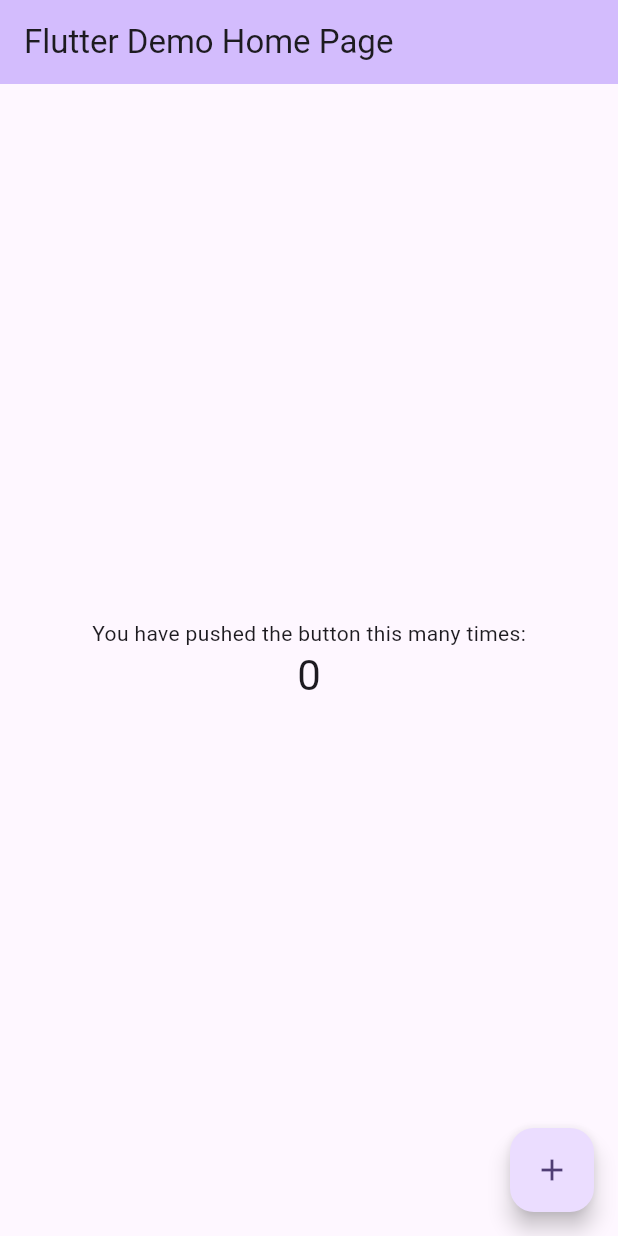
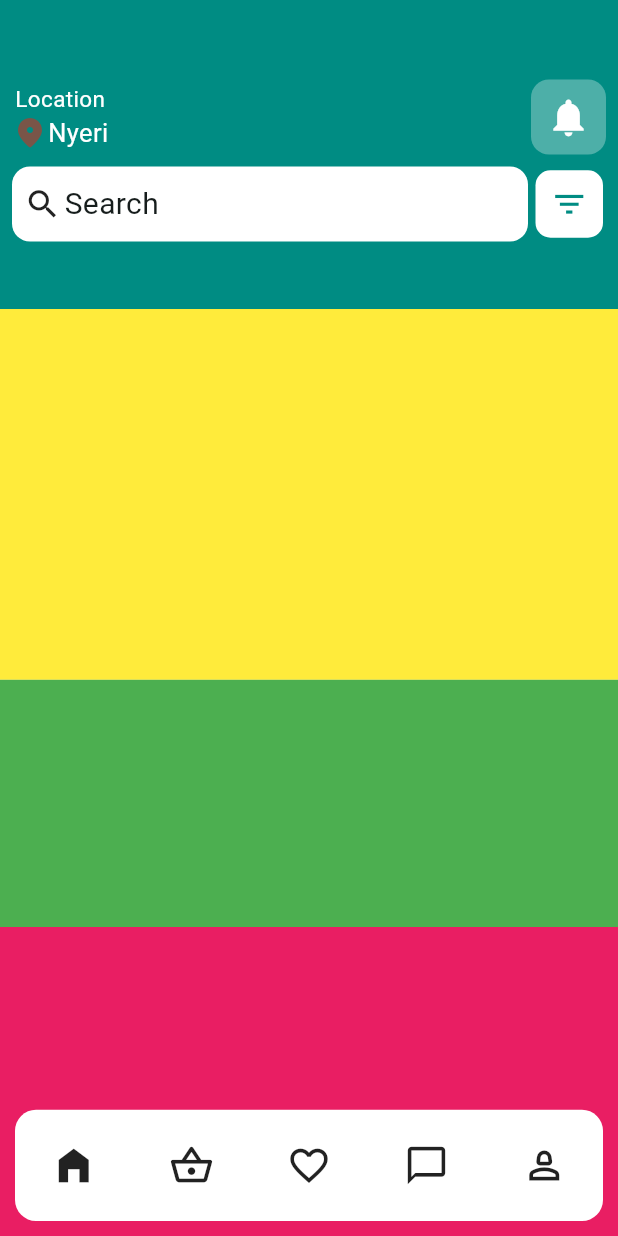
Before and after one commit to sandei-travolta/pet_food, a Flutter app: the screen it shows after launch, on a phone screen of 412 x 824 dp. Run offline on Flutter 3.47's test engine with Material 3 defaults, Android fonts, the phone set to English and light mode, and no system bars.

Commit message:
Created the NavigationBar

```diff
--- a/lib/main.dart
+++ b/lib/main.dart
@@ -1,4 +1,6 @@
 import 'package:flutter/material.dart';
+import 'package:pet_food/src/screens/home_screen.dart';
+import 'package:pet_food/utils/colors.dart';
 
 void main() {
   runApp(const MyApp());
@@ -13,113 +15,10 @@ class MyApp extends StatelessWidget {
     return MaterialApp(
       title: 'Flutter Demo',
       theme: ThemeData(
-        // This is the theme of your application.
-        //
-        // TRY THIS: Try running your application with "flutter run". You'll see
-        // the application has a purple toolbar. Then, without quitting the app,
-        // try changing the seedColor in the colorScheme below to Colors.green
-        // and then invoke "hot reload" (save your changes or press the "hot
-        // reload" button in a Flutter-supported IDE, or press "r" if you used
-        // the command line to start the app).
-        //
-        // Notice that the counter didn't reset back to zero; the application
-        // state is not lost during the reload. To reset the state, use hot
-        // restart instead.
-        //
-        // This works for code too, not just values: Most code changes can be
-        // tested with just a hot reload.
-        colorScheme: ColorScheme.fromSeed(seedColor: Colors.deepPurple),
+        colorScheme: ColorScheme.fromSeed(seedColor: primayColor),
         useMaterial3: true,
       ),
-      home: const MyHomePage(title: 'Flutter Demo Home Page'),
+      home: HomeScreen()
     );
   }
 }
-
-class MyHomePage extends StatefulWidget {
-  const MyHomePage({super.key, required this.title});
-
-  // This widget is the home page of your application. It is stateful, meaning
-  // that it has a State object (defined below) that contains fields that affect
-  // how it looks.
-
-  // This class is the configuration for the state. It holds the values (in this
-  // case the title) provided by the parent (in this case the App widget) and
-  // used by the build method of the State. Fields in a Widget subclass are
-  // always marked "final".
-
-  final String title;
-
-  @override
-  State<MyHomePage> createState() => _MyHomePageState();
-}
-
-class _MyHomePageState extends State<MyHomePage> {
-  int _counter = 0;
-
-  void _incrementCounter() {
-    setState(() {
-      // This call to setState tells the Flutter framework that something has
-      // changed in this State, which causes it to rerun the build method below
-      // so that the display can reflect the updated values. If we changed
-      // _counter without calling setState(), then the build method would not be
-      // called again, and so nothing would appear to happen.
-      _counter++;
-    });
-  }
-
-  @override
-  Widget build(BuildContext context) {
-    // This method is rerun every time setState is called, for instance as done
-    // by the _incrementCounter method above.
-    //
-    // The Flutter framework has been optimized to make rerunning build methods
-    // fast, so that you can just rebuild anything that needs updating rather
-    // than having to individually change instances of widgets.
-    return Scaffold(
-      appBar: AppBar(
-        // TRY THIS: Try changing the color here to a specific color (to
-        // Colors.amber, perhaps?) and trigger a hot reload to see the AppBar
-        // change color while the other colors stay the same.
-        backgroundColor: Theme.of(context).colorScheme.inversePrimary,
-        // Here we take the value from the MyHomePage object that was created by
-        // the App.build method, and use it to set our appbar title.
-        title: Text(widget.title),
-      ),
-      body: Center(
-        // Center is a layout widget. It takes a single child and positions it
-        // in the middle of the parent.
-        child: Column(
-          // Column is also a layout widget. It takes a list of children and
-          // arranges them vertically. By default, it sizes itself to fit its
-          // children horizontally, and tries to be as tall as its parent.
-          //
-          // Column has various properties to control how it sizes itself and
-          // how it positions its children. Here we use mainAxisAlignment to
-          // center the children vertically; the main axis here is the vertical
-          // axis because Columns are vertical (the cross axis would be
-          // horizontal).
-          //
-          // TRY THIS: Invoke "debug painting" (choose the "Toggle Debug Paint"
-          // action in the IDE, or press "p" in the console), to see the
-          // wireframe for each widget.
-          mainAxisAlignment: MainAxisAlignment.center,
-          children: <Widget>[
-            const Text(
-              'You have pushed the button this many times:',
-            ),
-            Text(
-              '$_counter',
-              style: Theme.of(context).textTheme.headlineMedium,
-            ),
-          ],
-        ),
-      ),
-      floatingActionButton: FloatingActionButton(
-        onPressed: _incrementCounter,
-        tooltip: 'Increment',
-        child: const Icon(Icons.add),
-      ), // This trailing comma makes auto-formatting nicer for build methods.
-    );
-  }
-}
--- /dev/null
+++ b/lib/src/models/product.dart
@@ -0,0 +1,10 @@
+class Product{
+  final String tittle;
+  final String location;
+  final String categoy;
+  final List<String> sizes;
+  final double rating;
+  final int price;
+
+  Product({required this.tittle, required this.location, required this.categoy, required this.sizes, required this.rating, required this.price});
+}
--- /dev/null
+++ b/lib/src/screens/cart_page.dart
@@ -0,0 +1,9 @@
+import 'package:flutter/material.dart';
+class CartPage extends StatelessWidget {
+  const CartPage({super.key});
+
+  @override
+  Widget build(BuildContext context) {
+    return const Placeholder();
+  }
+}
--- /dev/null
+++ b/lib/src/screens/favourites_page.dart
@@ -0,0 +1,9 @@
+import 'package:flutter/material.dart';
+class FavouritesPage extends StatelessWidget {
+  const FavouritesPage({super.key});
+
+  @override
+  Widget build(BuildContext context) {
+    return const Placeholder();
+  }
+}
--- /dev/null
+++ b/lib/src/screens/home_page.dart
@@ -0,0 +1,120 @@
+import 'package:flutter/material.dart';
+import 'package:pet_food/utils/colors.dart';
+class HomePage extends StatelessWidget {
+  const HomePage({super.key});
+
+  @override
+  Widget build(BuildContext context) {
+    return Column(
+      children: [
+        Expanded(
+            flex: 5,
+            child: Container(
+              color: primayColor,
+              child: Column(
+                mainAxisAlignment: MainAxisAlignment.center,
+                children: [
+                  Padding(
+                    padding: const EdgeInsets.all(8.0),
+                    child: Row(
+                      mainAxisAlignment: MainAxisAlignment.spaceBetween,
+                      children: [
+                        Column(
+                          children: [
+                            Text("Location",style: TextStyle(
+                              fontSize: 15,
+                              color: Colors.white,
+                              fontWeight: FontWeight.normal
+                            )),
+                            Row(
+                              children: [
+                                Icon(Icons.location_on_rounded,color: Colors.brown,),
+                                Text("Nyeri",style: TextStyle(
+                                  fontSize: 17,
+                                  fontWeight: FontWeight.normal,
+                                  color: Colors.white
+                                ),)
+                              ],
+                            )
+                          ],
+                        ),
+                        Container(
+                          height: 50,
+                          width: 50,
+                          decoration: BoxDecoration(
+                            borderRadius: BorderRadius.circular(12),
+                            color: Colors.white.withOpacity(0.3),
+                          ),
+                          child: Center(
+                            child: Icon(Icons.notifications,size: 30,color: Colors.white,),
+                          ),
+                        )
+                      ],
+                    ),
+                  ),
+                  Padding(
+                    padding: const EdgeInsets.only(left: 8.0,right: 10),
+                    child: Row(
+                      children: [
+                        Expanded(
+                          flex:8,
+                            child: Container(
+                          height: 50,
+                              decoration: BoxDecoration(
+                                borderRadius: BorderRadius.circular(12),
+                                color: Colors.white,
+                              ),
+                              child: Center(
+                                child: Padding(
+                                  padding: const EdgeInsets.all(8.0),
+                                  child: Row(
+                                    children: [
+                                      Icon(Icons.search,size: 25,),
+                                      const SizedBox(width: 2,),
+                                      Text("Search",style: TextStyle(
+                                        fontSize: 20
+                                      ),)
+                                    ],
+                                  ),
+                                ),
+                              ),
+                        )),
+                        const SizedBox(
+                          width: 5,
+                        ),
+                        Container(
+                          height: 45,
+                          width: 45,
+                          decoration: BoxDecoration(
+                              color: Colors.white,
+                            borderRadius: BorderRadius.circular(10)
+                          ),
+                          child: Center(
+                            child: Icon(Icons.filter_list,size: 25,color: primayColor,),
+                          ),
+                        )
+                      ],
+                    ),
+                  )
+                ],
+              ),
+        )),
+        Expanded(
+            flex: 6,
+            child: Container(
+              color: Colors.yellow,
+            )),
+        Expanded(
+            flex: 4,
+            child: Container(
+              color: Colors.green,
+            )),
+        Expanded(
+            flex: 5,
+            child: Container(
+              color: Colors.pink,
+            ))
+      ],
+    );
+  }
+}
--- /dev/null
+++ b/lib/src/screens/home_screen.dart
@@ -0,0 +1,58 @@
+import 'package:flutter/material.dart';
+import 'package:pet_food/src/screens/cart_page.dart';
+import 'package:pet_food/src/screens/favourites_page.dart';
+import 'package:pet_food/src/screens/home_page.dart';
+import 'package:pet_food/src/screens/message_page.dart';
+import 'package:pet_food/src/screens/profile_page.dart';
+
+import '../../utils/const.dart';
+class HomeScreen extends StatelessWidget {
+  HomeScreen({super.key});
+  int _currentPage=0;
+  @override
+  Widget build(BuildContext context) {
+    List pages=[
+      HomePage(),
+      CartPage(),
+      FavouritesPage(),
+      MessagesPage(),
+      ProfilePage()
+    ];
+    return Scaffold(
+      body: Stack(
+        children: [
+          Container(
+            height: double.maxFinite,
+            width: double.maxFinite,
+            child: pages[_currentPage],
+          ),
+          Positioned(
+            bottom: 10,
+              right: 5,
+              left: 5,
+              child: Padding(
+                padding: const EdgeInsets.symmetric(horizontal: 5.0),
+                child: Container(
+                  width: MediaQuery.of(context).size.width,
+                  height: MediaQuery.of(context).size.height*0.09,
+                  decoration: BoxDecoration(
+                    borderRadius: BorderRadius.circular(14),
+                    color: Colors.white
+                  ),
+                  child: Row(
+                    mainAxisAlignment: MainAxisAlignment.spaceAround,
+                    children: [
+                      Icon(Icons.home_filled,size: navBarIconSize,),
+                      Icon(Icons.shopping_basket_outlined,size: navBarIconSize,),
+                      Icon(Icons.favorite_border,size: navBarIconSize,),
+                      Icon(Icons.messenger_outline,size: navBarIconSize,),
+                      Icon(Icons.person_2_outlined,size: navBarIconSize,)
+                    ],
+                  ),
+                ),
+              ))
+        ],
+      ),
+    );
+  }
+}
--- /dev/null
+++ b/lib/src/screens/message_page.dart
@@ -0,0 +1,9 @@
+import 'package:flutter/material.dart';
+class MessagesPage extends StatelessWidget {
+  const MessagesPage({super.key});
+
+  @override
+  Widget build(BuildContext context) {
+    return const Placeholder();
+  }
+}
--- /dev/null
+++ b/lib/src/screens/profile_page.dart
@@ -0,0 +1,9 @@
+import 'package:flutter/material.dart';
+class ProfilePage extends StatelessWidget {
+  const ProfilePage({super.key});
+
+  @override
+  Widget build(BuildContext context) {
+    return const Placeholder();
+  }
+}
--- /dev/null
+++ b/lib/utils/colors.dart
@@ -0,0 +1,2 @@
+import 'package:flutter/material.dart';
+Color primayColor=Color(0xFF008c83);
--- /dev/null
+++ b/lib/utils/const.dart
@@ -0,0 +1 @@
+double navBarIconSize=30;
--- a/pubspec.yaml
+++ b/pubspec.yaml
@@ -35,6 +35,7 @@ dependencies:
   # The following adds the Cupertino Icons font to your application.
   # Use with the CupertinoIcons class for iOS style icons.
   cupertino_icons: ^1.0.6
+  cached_network_image: ^3.3.1
 
 dev_dependencies:
   flutter_test:
```
Also changed, not shown: lib/utils/dummy_data.dart (added), pubspec.lock.
